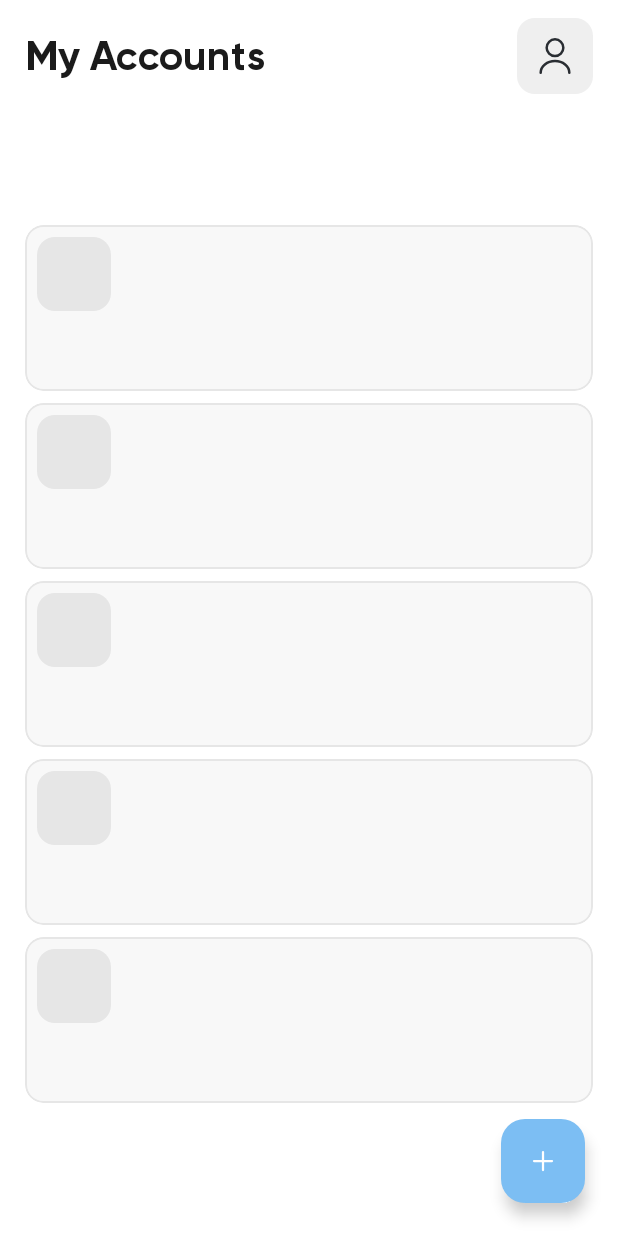
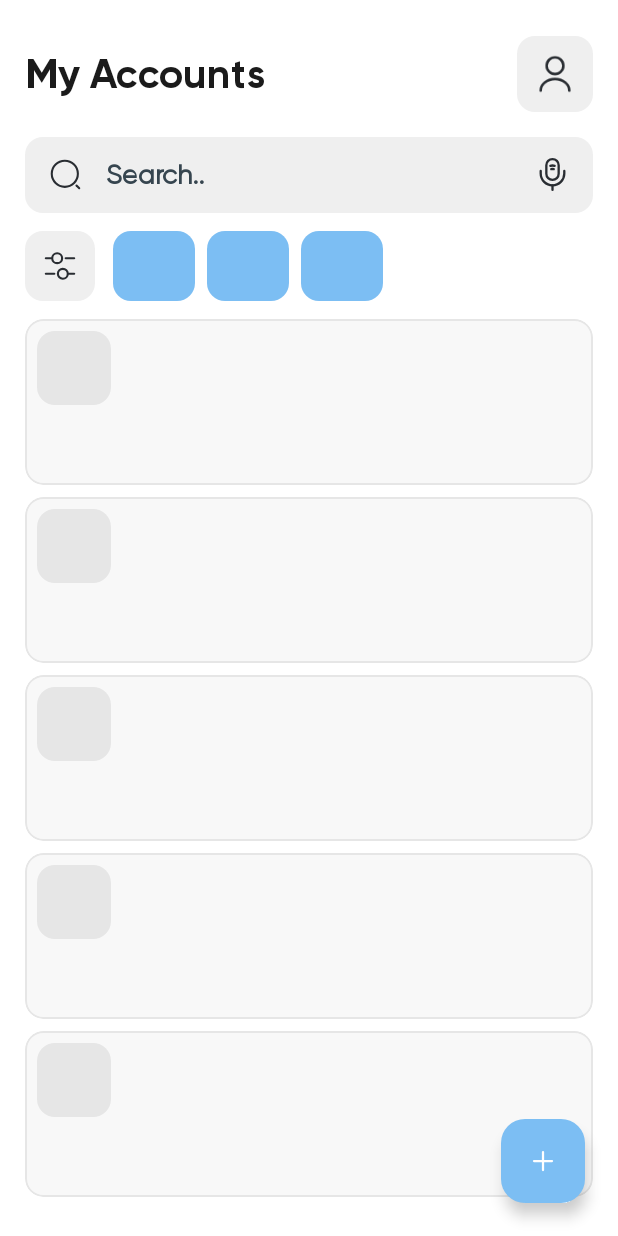
Before and after one commit to 4d7568616d6d6564/MyAccounts, an Android app: the layout activity_main.xml on its own in the app's theme, with its tools: preview values and no code run, on a phone screen of 412 x 824 dp. Run offline under Robolectric (Android 15) with nearby library versions, the phone set to English and light mode, and no system bars.

Commit message:
Initial Commit

```diff
--- a/app/src/main/java/com/mkdevelopment/myaccounts/activity/AddAccountActivity.kt
+++ b/app/src/main/java/com/mkdevelopment/myaccounts/activity/AddAccountActivity.kt
@@ -418,7 +418,7 @@ class AddAccountActivity : AppCompatActivity() {
             addCategoryDialog?.setCancelable(true)
             val saveButton = addCategoryDialog?.findViewById<MaterialButton>(R.id.saveButton)
             val categoryLayout =
-                addCategoryDialog?.findViewById<TextInputLayout>(R.id.categoryLayout)
+                addCategoryDialog?.findViewById<TextInputLayout>(R.id.category_layout)
             val categoryEditText =
                 addCategoryDialog?.findViewById<TextInputEditText>(R.id.categoryEditText)
 
@@ -503,8 +503,7 @@ class AddAccountActivity : AppCompatActivity() {
                                         Toast.LENGTH_SHORT
                                     ).show()
                                     selectedCategoryPosition = lastInsertedID.toInt()
-                                    binding.categoryAutoComplete.text =
-                                        Editable.Factory.getInstance().newEditable(getCategory)
+                                    binding.categoryAutoComplete.setText(getCategory)
                                 }
                                 addCategoryDialog?.dismiss()
                             }
--- a/app/src/main/java/com/mkdevelopment/myaccounts/adapter/AccountAdapter.kt
+++ b/app/src/main/java/com/mkdevelopment/myaccounts/adapter/AccountAdapter.kt
@@ -214,7 +214,7 @@ class AccountAdapter(
         }
 
 
-        val recyclerView = popupView.findViewById<RecyclerView>(R.id.recyclerView)
+        val recyclerView = popupView.findViewById<RecyclerView>(R.id.main_recycler_view)
         recyclerView.layoutManager = LinearLayoutManager(activity)
         recyclerView.adapter = object : RecyclerView.Adapter<RecyclerView.ViewHolder>() {
 
--- a/app/src/main/res/layout/activity_add_account.xml
+++ b/app/src/main/res/layout/activity_add_account.xml
@@ -232,7 +232,7 @@
                 android:orientation="horizontal">
 
                 <com.google.android.material.textfield.TextInputLayout
-                    android:id="@+id/categoryLayout"
+                    android:id="@+id/category_layout"
                     style="@style/Widget.MaterialComponents.TextInputLayout.OutlinedBox.ExposedDropdownMenu"
                     android:layout_width="0dp"
                     android:layout_height="wrap_content"
--- a/app/src/main/res/layout/activity_login.xml
+++ b/app/src/main/res/layout/activity_login.xml
@@ -13,7 +13,7 @@
         tools:ignore="ContentDescription" />
 
     <TextView
-        android:id="@+id/textTitle"
+        android:id="@+id/text_title"
         android:layout_width="wrap_content"
         android:layout_height="wrap_content"
         android:layout_alignParentStart="true"
@@ -31,7 +31,7 @@
         android:id="@+id/textDesc"
         android:layout_width="wrap_content"
         android:layout_height="wrap_content"
-        android:layout_below="@id/textTitle"
+        android:layout_below="@id/text_title"
         android:layout_alignParentStart="true"
         android:layout_marginStart="@dimen/_9sdp"
         android:layout_marginTop="@dimen/_6sdp"
--- a/app/src/main/res/layout/activity_main.xml
+++ b/app/src/main/res/layout/activity_main.xml
@@ -1,71 +1,19 @@
 <?xml version="1.0" encoding="utf-8"?>
-<RelativeLayout xmlns:android="http://schemas.android.com/apk/res/android"
+<androidx.coordinatorlayout.widget.CoordinatorLayout xmlns:android="http://schemas.android.com/apk/res/android"
     xmlns:app="http://schemas.android.com/apk/res-auto"
     xmlns:tools="http://schemas.android.com/tools"
-    android:id="@+id/container"
+    android:id="@+id/coordinator"
     android:layout_width="match_parent"
     android:layout_height="match_parent"
     android:layout_gravity="center"
-    android:fitsSystemWindows="true"
+    android:clipChildren="false"
+    android:clipToPadding="false"
+    android:fitsSystemWindows="false"
+    android:paddingTop="@dimen/_9sdp"
     android:transitionName="food_list"
     tools:ignore="UnusedAttribute,UseCompoundDrawables,ContentDescription">
 
-
-    <RelativeLayout
-        android:id="@+id/topLayout"
-        android:layout_width="match_parent"
-        android:layout_height="wrap_content"
-        android:layout_marginTop="@dimen/_9sdp"
-        android:animateLayoutChanges="true">
-
-        <TextView
-            android:id="@+id/textTitle"
-            android:layout_width="match_parent"
-            android:layout_height="wrap_content"
-            android:layout_alignTop="@id/userImage"
-            android:layout_alignBottom="@id/userImage"
-            android:layout_alignParentStart="true"
-            android:layout_marginStart="@dimen/_12sdp"
-            android:layout_marginEnd="@dimen/_12sdp"
-            android:layout_toStartOf="@id/userImage"
-            android:autoSizeTextType="uniform"
-            android:fontFamily="@font/gilroy_bold"
-            android:gravity="center|start"
-            android:paddingTop="@dimen/_6sdp"
-            android:paddingBottom="@dimen/_6sdp"
-            android:text="@string/app_name"
-            android:textColor="@color/app_on_primary"
-            android:textSize="@dimen/_20ssp" />
-
-        <ImageView
-            android:id="@+id/userImage"
-            android:layout_width="@dimen/_37sdp"
-            android:layout_height="@dimen/_37sdp"
-            android:layout_alignParentEnd="true"
-            android:layout_gravity="center_vertical"
-            android:layout_marginEnd="@dimen/_12sdp"
-            android:background="@drawable/search_view_bg"
-            android:clickable="true"
-            android:focusable="true"
-            android:foreground="@drawable/ripple_effect_rectangle_v9sdp"
-            android:padding="@dimen/_9sdp"
-            android:src="@drawable/ic_ui_user" />
-    </RelativeLayout>
-
-
-    <androidx.coordinatorlayout.widget.CoordinatorLayout
-        android:id="@+id/coordinator"
-        android:layout_width="match_parent"
-        android:layout_height="match_parent"
-        android:layout_below="@id/topLayout"
-        android:layout_marginTop="@dimen/_9sdp"
-        android:clipChildren="false"
-        android:clipToPadding="false"
-        android:fitsSystemWindows="false"
-        android:visibility="visible">
-
     <com.google.android.material.appbar.AppBarLayout
-            android:id="@+id/appBar"
         android:layout_width="match_parent"
         android:layout_height="wrap_content"
         android:background="@color/app_primary"
@@ -87,13 +35,55 @@
 
             <LinearLayout
                 android:layout_width="match_parent"
+                android:layout_height="match_parent"
+                android:background="@color/app_primary"
+                android:orientation="vertical">
+
+                <RelativeLayout
+                    android:id="@+id/head_layout"
+                    android:layout_width="match_parent"
                     android:layout_height="wrap_content"
-                    android:orientation="vertical">
+                    android:layout_marginTop="@dimen/_9sdp"
+                    android:animateLayoutChanges="true">
+
+                    <TextView
+                        android:id="@+id/text_title"
+                        android:layout_width="match_parent"
+                        android:layout_height="wrap_content"
+                        android:layout_alignTop="@id/user_icon"
+                        android:layout_alignBottom="@id/user_icon"
+                        android:layout_alignParentStart="true"
+                        android:layout_marginStart="@dimen/_12sdp"
+                        android:layout_marginEnd="@dimen/_12sdp"
+                        android:layout_toStartOf="@id/user_icon"
+                        android:autoSizeTextType="uniform"
+                        android:fontFamily="@font/gilroy_bold"
+                        android:gravity="center|start"
+                        android:paddingTop="@dimen/_6sdp"
+                        android:paddingBottom="@dimen/_6sdp"
+                        android:text="@string/app_name"
+                        android:textColor="@color/app_on_primary"
+                        android:textSize="@dimen/_20ssp" />
+
+                    <ImageView
+                        android:id="@+id/user_icon"
+                        android:layout_width="@dimen/_37sdp"
+                        android:layout_height="@dimen/_37sdp"
+                        android:layout_alignParentEnd="true"
+                        android:layout_gravity="center_vertical"
+                        android:layout_marginEnd="@dimen/_12sdp"
+                        android:background="@drawable/search_view_bg"
+                        android:clickable="true"
+                        android:focusable="true"
+                        android:foreground="@drawable/ripple_effect_rectangle_v9sdp"
+                        android:padding="@dimen/_9sdp"
+                        android:src="@drawable/ic_ui_user" />
+                </RelativeLayout>
 
                 <RelativeLayout
                     android:id="@+id/search_layout"
                     android:layout_width="match_parent"
-                        android:layout_height="@dimen/_37sdp"
+                    android:layout_height="wrap_content"
                     android:layout_marginStart="@dimen/_12sdp"
                     android:layout_marginTop="@dimen/_12sdp"
                     android:layout_marginEnd="@dimen/_12sdp"
@@ -113,9 +103,9 @@
                         android:src="@drawable/ic_ui_search" />
 
                     <EditText
-                            android:id="@+id/search_bar_edittext"
+                        android:id="@+id/search_bar_edit_text"
                         android:layout_width="match_parent"
-                            android:layout_height="match_parent"
+                        android:layout_height="@dimen/_37sdp"
                         android:layout_marginStart="@dimen/_6sdp"
                         android:layout_marginEnd="@dimen/_6sdp"
                         android:layout_toStartOf="@id/search_bar_voice_icon"
@@ -150,16 +140,17 @@
                 </RelativeLayout>
 
                 <LinearLayout
-                        android:id="@+id/categoryLayout"
+                    android:id="@+id/category_layout"
                     android:layout_width="match_parent"
                     android:layout_height="wrap_content"
                     android:layout_gravity="center_vertical"
+                    android:background="@color/app_primary"
                     android:gravity="center_vertical"
                     android:orientation="horizontal"
-                        android:visibility="gone">
+                    android:visibility="visible">
 
                     <ImageView
-                            android:id="@+id/filter"
+                        android:id="@+id/filter_icon"
                         android:layout_width="@dimen/_34sdp"
                         android:layout_height="@dimen/_34sdp"
                         android:layout_gravity="center_vertical"
@@ -173,7 +164,7 @@
                         android:src="@drawable/ic_ui_settings_filter" />
 
                     <androidx.recyclerview.widget.RecyclerView
-                            android:id="@+id/categoryRecyclerView"
+                        android:id="@+id/category_recycler_view"
                         android:layout_width="match_parent"
                         android:layout_height="wrap_content"
                         android:animateLayoutChanges="false"
@@ -195,7 +186,7 @@
     </com.google.android.material.appbar.AppBarLayout>
 
     <androidx.recyclerview.widget.RecyclerView
-            android:id="@+id/recyclerView"
+        android:id="@+id/main_recycler_view"
         android:layout_width="match_parent"
         android:layout_height="match_parent"
         android:clipToPadding="true"
@@ -211,7 +202,7 @@
         tools:listitem="@layout/main_item" />
 
     <com.google.android.material.floatingactionbutton.FloatingActionButton
-            android:id="@+id/floatingActionButton"
+        android:id="@+id/fab_add_account"
         android:layout_width="wrap_content"
         android:layout_height="wrap_content"
         android:layout_gravity="bottom|end"
@@ -227,7 +218,6 @@
         app:layout_constraintEnd_toEndOf="parent"
         app:tint="@color/app_secondary_container_tint" />
 
-
     <LinearLayout
         android:layout_width="wrap_content"
         android:layout_height="wrap_content"
@@ -237,7 +227,7 @@
         app:layout_constraintVertical_bias="0.40">
 
         <ImageView
-                android:id="@+id/emptyDataImageView"
+            android:id="@+id/empty_data_icon"
             android:layout_width="@dimen/_50sdp"
             android:layout_height="@dimen/_50sdp"
             android:src="@drawable/ic_ui_folder_open"
@@ -246,7 +236,7 @@
             tools:ignore="ContentDescription" />
 
         <TextView
-                android:id="@+id/emptyDataTextView"
+            android:id="@+id/empty_data_text"
             android:layout_width="wrap_content"
             android:layout_height="wrap_content"
             android:layout_marginStart="@dimen/_16sdp"
@@ -259,8 +249,4 @@
             android:visibility="gone" />
 
     </LinearLayout>
-
 </androidx.coordinatorlayout.widget.CoordinatorLayout>
-
-
-</RelativeLayout>
--- a/app/src/main/res/layout/add_category_dialog.xml
+++ b/app/src/main/res/layout/add_category_dialog.xml
@@ -35,7 +35,7 @@
             android:textSize="@dimen/_18ssp" />
 
         <com.google.android.material.textfield.TextInputLayout
-            android:id="@+id/categoryLayout"
+            android:id="@+id/category_layout"
             style="@style/Widget.MaterialComponents.TextInputLayout.OutlinedBox"
             android:layout_width="match_parent"
             android:layout_height="wrap_content"
@@ -78,7 +78,7 @@
             android:id="@+id/saveButton"
             android:layout_width="match_parent"
             android:layout_height="wrap_content"
-            android:layout_below="@id/categoryLayout"
+            android:layout_below="@id/category_layout"
             android:layout_centerHorizontal="true"
             android:layout_marginTop="@dimen/_28sdp"
             android:layout_marginBottom="@dimen/_16sdp"
--- a/app/src/main/res/layout/category_item.xml
+++ b/app/src/main/res/layout/category_item.xml
@@ -1,7 +1,7 @@
 <?xml version="1.0" encoding="utf-8"?>
 <RelativeLayout xmlns:android="http://schemas.android.com/apk/res/android"
     xmlns:tools="http://schemas.android.com/tools"
-    android:id="@+id/categoryLayout"
+    android:id="@+id/category_layout"
     android:layout_width="wrap_content"
     android:layout_height="@dimen/_34sdp"
     android:layout_centerInParent="true"
--- a/app/src/main/res/layout/custom_popup.xml
+++ b/app/src/main/res/layout/custom_popup.xml
@@ -8,7 +8,7 @@
     android:paddingBottom="@dimen/_6sdp">
 
     <androidx.recyclerview.widget.RecyclerView
-        android:id="@+id/recyclerView"
+        android:id="@+id/main_recycler_view"
         android:layout_width="match_parent"
         android:layout_height="wrap_content"
         android:clipToPadding="false"
--- a/app/src/main/res/layout/icon_item.xml
+++ b/app/src/main/res/layout/icon_item.xml
@@ -1,7 +1,7 @@
 <?xml version="1.0" encoding="utf-8"?>
 <FrameLayout xmlns:android="http://schemas.android.com/apk/res/android"
     xmlns:tools="http://schemas.android.com/tools"
-    android:id="@+id/categoryLayout"
+    android:id="@+id/category_layout"
     android:layout_width="@dimen/_53sdp"
     android:layout_height="@dimen/_34sdp"
     android:layout_centerInParent="true"
--- a/app/src/main/res/layout/main_item.xml
+++ b/app/src/main/res/layout/main_item.xml
@@ -35,7 +35,7 @@
             android:padding="@dimen/_6sdp" />
 
         <TextView
-            android:id="@+id/textTitle"
+            android:id="@+id/text_title"
             android:layout_width="wrap_content"
             android:layout_height="wrap_content"
             android:layout_marginTop="@dimen/_6sdp"
@@ -55,7 +55,7 @@
             android:id="@+id/textDesc"
             android:layout_width="wrap_content"
             android:layout_height="wrap_content"
-            android:layout_below="@id/textTitle"
+            android:layout_below="@id/text_title"
             android:layout_marginTop="@dimen/_2sdp"
             android:layout_toEndOf="@id/imageView"
             android:ellipsize="end"
```
Also changed, not shown: app/src/main/java/com/mkdevelopment/myaccounts/activity/MainActivity.kt (+41 -43 lines). Lines whose indentation alone changed are shown as unchanged.
